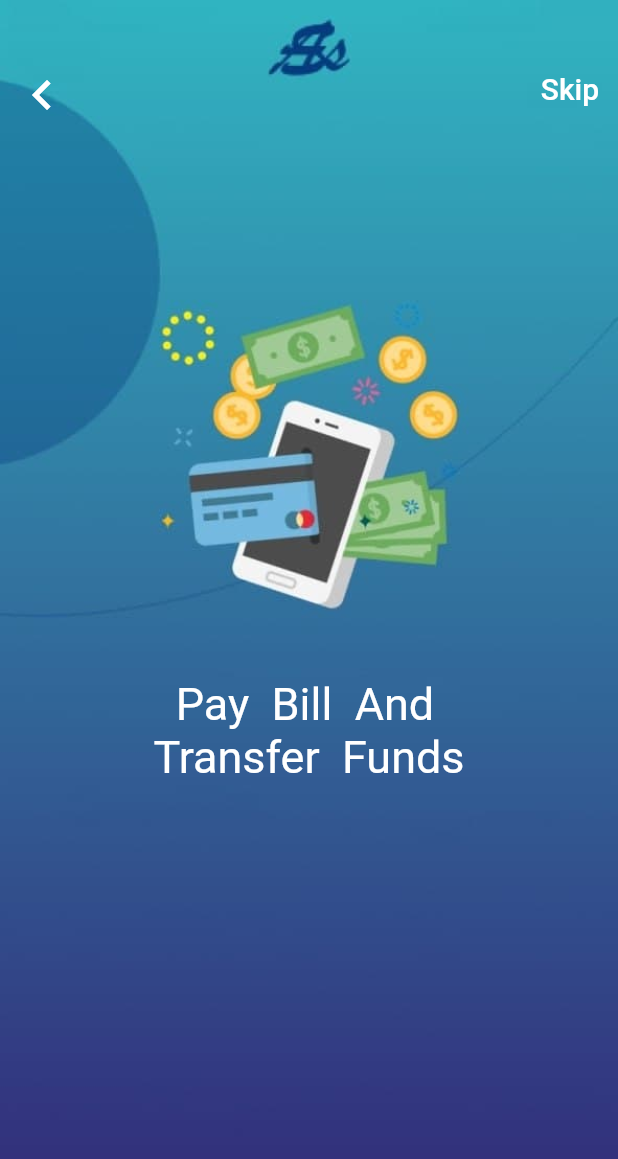
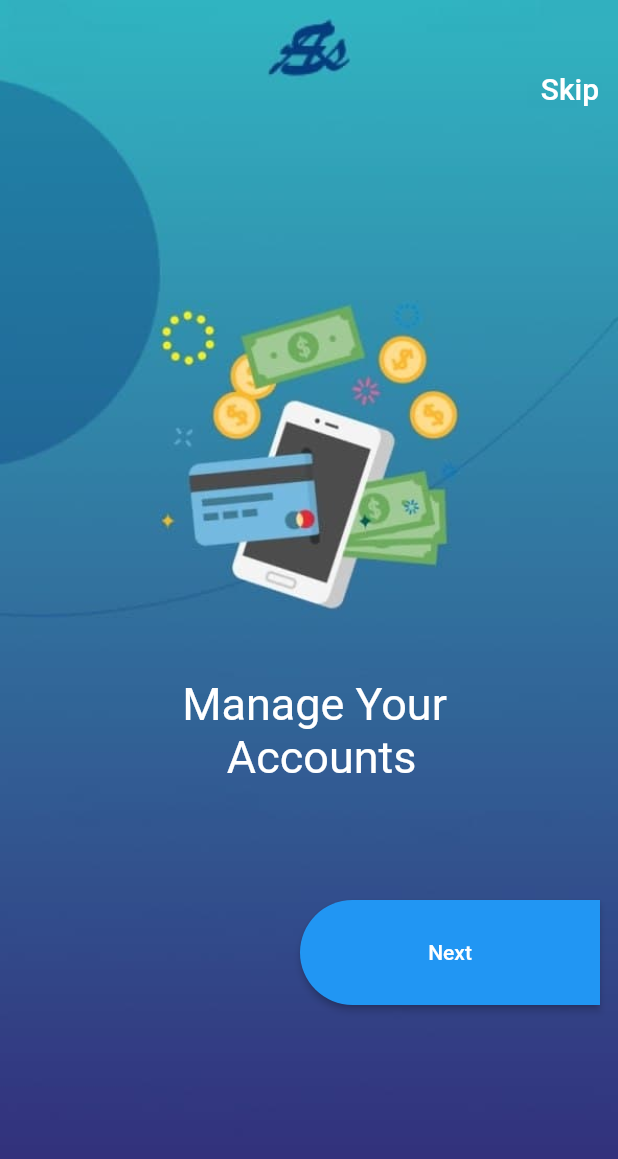
Before and after one commit to AnvarNomozov/Deverllet, a Flutter app: the screen it shows after launch, on a phone screen of 412 x 824 dp. Shown: the top 1159 px of the screen. Run offline on Flutter 3.47's test engine with Material 2 defaults, Android fonts, the phone set to English and light mode, and no system bars; our stand-ins replace dotted_decoration, flutter_svg; missing offline and left inert: awesome_card, dart:ffi, page_view_sliding_indicator.

Commit message:
4ta splashScreen qo'shildi va dastur haqida malumot beradi har biri

```diff
--- a/lib/routes/routes.dart
+++ b/lib/routes/routes.dart
@@ -2,15 +2,25 @@ import 'package:examin/screens/auth/login.dart';
 import 'package:examin/screens/auth/singup.dart';
 import 'package:examin/screens/main/first_screen.dart';
 import 'package:examin/screens/main/second_screen.dart';
-import 'package:examin/screens/splash/splash.dart';
+import 'package:examin/screens/splash/splash_2.dart';
+import 'package:examin/screens/splash/splash_3.dart';
+import 'package:examin/screens/splash/splash_4.dart';
 import 'package:flutter/material.dart';
+
+import '../screens/splash/splash_1.dart';
 
 class MyRoute {
   Route? onGenerateRoute(RouteSettings s) {
     var args = s.arguments;
     switch (s.name) {
       case "/":
-        return MaterialPageRoute(builder: (_) => SplashScreen());
+        return MaterialPageRoute(builder: (_) => Splash1());
+        case "/splash2":
+        return MaterialPageRoute(builder: (_) => Splash2());
+        case "/splash3":
+        return MaterialPageRoute(builder: (_) => Splash3());
+        case "/splash4":
+        return MaterialPageRoute(builder: (_) => Splash4());
       case "/login":
         return MaterialPageRoute(builder: (_) => LogIn());
         case "/singup":
--- /dev/null
+++ b/lib/screens/splash/splash_1.dart
@@ -0,0 +1,68 @@
+import 'dart:ffi';
+
+import 'package:flutter/material.dart';
+
+class Splash1 extends StatelessWidget {
+  const Splash1({Key? key}) : super(key: key);
+
+  @override
+  Widget build(BuildContext context) {
+    return Scaffold(
+      body: Stack(
+        children: [
+          Container(
+            height: double.infinity,
+            width: double.infinity,
+            child: Image(
+              image: AssetImage("assets/img/splash.jpg"),
+              fit: BoxFit.cover,
+            ),
+          ),
+          Container(
+            padding: EdgeInsets.only(top: 35),
+            child: Row(
+              mainAxisAlignment: MainAxisAlignment.end,
+              children: [
+                TextButton(
+                  onPressed: () {
+                    Navigator.popAndPushNamed(context, "/singup");
+                  },
+                  child: _text("Skip", Colors.white, 20.0),
+                ),
+              ],
+            ),
+          ),
+          Center(
+            child: Container(
+              padding: EdgeInsets.only(top: 150),
+              child: _text("""  Manage Your
+      Accounts""", Colors.white, 30.0),
+            ),
+          ),
+          Padding(
+            padding: const EdgeInsets.only(left: 200, top: 600),
+            child: ElevatedButton(
+              style: ElevatedButton.styleFrom(
+                shape: RoundedRectangleBorder(
+                    borderRadius:
+                        BorderRadius.horizontal(left: Radius.circular(100))),
+                fixedSize: Size(200, 70),
+              ),
+              onPressed: () {
+                Navigator.pushNamed(context, "/splash2");
+              },
+              child: Text("Next"),
+            ),
+          )
+        ],
+      ),
+    );
+  }
+
+  Text _text(text, color, fontsize) {
+    return Text(
+      text,
+      style: TextStyle(color: color, fontSize: fontsize),
+    );
+  }
+}
```
Also changed, not shown: lib/screens/splash/splash_2.dart (renamed from lib/screens/splash/splash.dart, +17 -3 lines), lib/screens/splash/splash_3.dart (added, +75 -0 lines), lib/screens/splash/splash_4.dart (added, +70 -0 lines).
